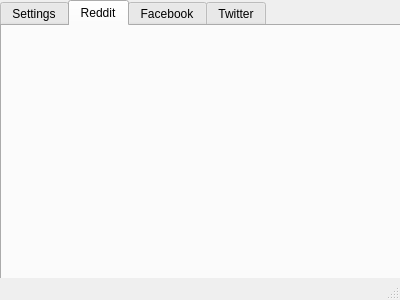
sadmansk/Distractor, file distractor/mainwindow.ui: the form before one commit.
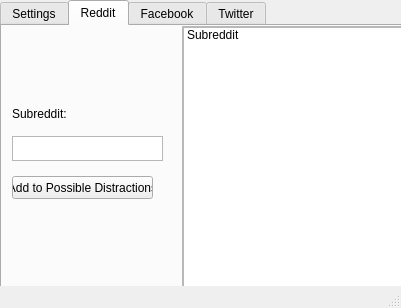
The form after the commit. The open tabs and pages were chosen to show the change.

Commit message: Reddit tab shitty UI done. Needs a redesign

```diff
--- a/distractor/mainwindow.ui
+++ b/distractor/mainwindow.ui
@@ -6,8 +6,8 @@
    <rect>
     <x>0</x>
     <y>0</y>
-    <width>400</width>
-    <height>300</height>
+    <width>401</width>
+    <height>308</height>
    </rect>
   </property>
   <property name="windowTitle">
@@ -128,6 +128,87 @@
      <attribute name="title">
       <string>Reddit</string>
      </attribute>
+     <widget class="QScrollArea" name="scrollArea">
+      <property name="geometry">
+       <rect>
+        <x>180</x>
+        <y>0</y>
+        <width>221</width>
+        <height>261</height>
+       </rect>
+      </property>
+      <property name="widgetResizable">
+       <bool>true</bool>
+      </property>
+      <widget class="QWidget" name="scrollAreaWidgetContents">
+       <property name="geometry">
+        <rect>
+         <x>0</x>
+         <y>0</y>
+         <width>219</width>
+         <height>259</height>
+        </rect>
+       </property>
+       <widget class="QListWidget" name="listWidget">
+        <property name="geometry">
+         <rect>
+          <x>0</x>
+          <y>0</y>
+          <width>221</width>
+          <height>261</height>
+         </rect>
+        </property>
+        <item>
+         <property name="text">
+          <string>Subreddit</string>
+         </property>
+        </item>
+       </widget>
+      </widget>
+     </widget>
+     <widget class="QTextEdit" name="textEdit">
+      <property name="geometry">
+       <rect>
+        <x>10</x>
+        <y>110</y>
+        <width>151</width>
+        <height>25</height>
+       </rect>
+      </property>
+      <property name="html">
+       <string>&lt;!DOCTYPE HTML PUBLIC &quot;-//W3C//DTD HTML 4.0//EN&quot; &quot;http://www.w3.org/TR/REC-html40/strict.dtd&quot;&gt;
+&lt;html&gt;&lt;head&gt;&lt;meta name=&quot;qrichtext&quot; content=&quot;1&quot; /&gt;&lt;style type=&quot;text/css&quot;&gt;
+p, li { white-space: pre-wrap; }
+&lt;/style&gt;&lt;/head&gt;&lt;body style=&quot; font-family:'MS Shell Dlg 2'; font-size:8.25pt; font-weight:400; font-style:normal;&quot;&gt;
+&lt;p style=&quot;-qt-paragraph-type:empty; margin-top:0px; margin-bottom:0px; margin-left:0px; margin-right:0px; -qt-block-indent:0; text-indent:0px;&quot;&gt;&lt;br /&gt;&lt;/p&gt;&lt;/body&gt;&lt;/html&gt;</string>
+      </property>
+     </widget>
+     <widget class="QLabel" name="label_4">
+      <property name="geometry">
+       <rect>
+        <x>10</x>
+        <y>80</y>
+        <width>71</width>
+        <height>16</height>
+       </rect>
+      </property>
+      <property name="text">
+       <string>Subreddit:</string>
+      </property>
+     </widget>
+     <widget class="QPushButton" name="pushButton">
+      <property name="geometry">
+       <rect>
+        <x>10</x>
+        <y>150</y>
+        <width>141</width>
+        <height>23</height>
+       </rect>
+      </property>
+      <property name="text">
+       <string>Add to Possible Distractions</string>
+      </property>
+     </widget>
     </widget>
     <widget class="QWidget" name="tab_3">
      <attribute name="title">
```
Left out of the diff: 2 changed lines with no effect on the pictures. The commit also changes 5 other files.
